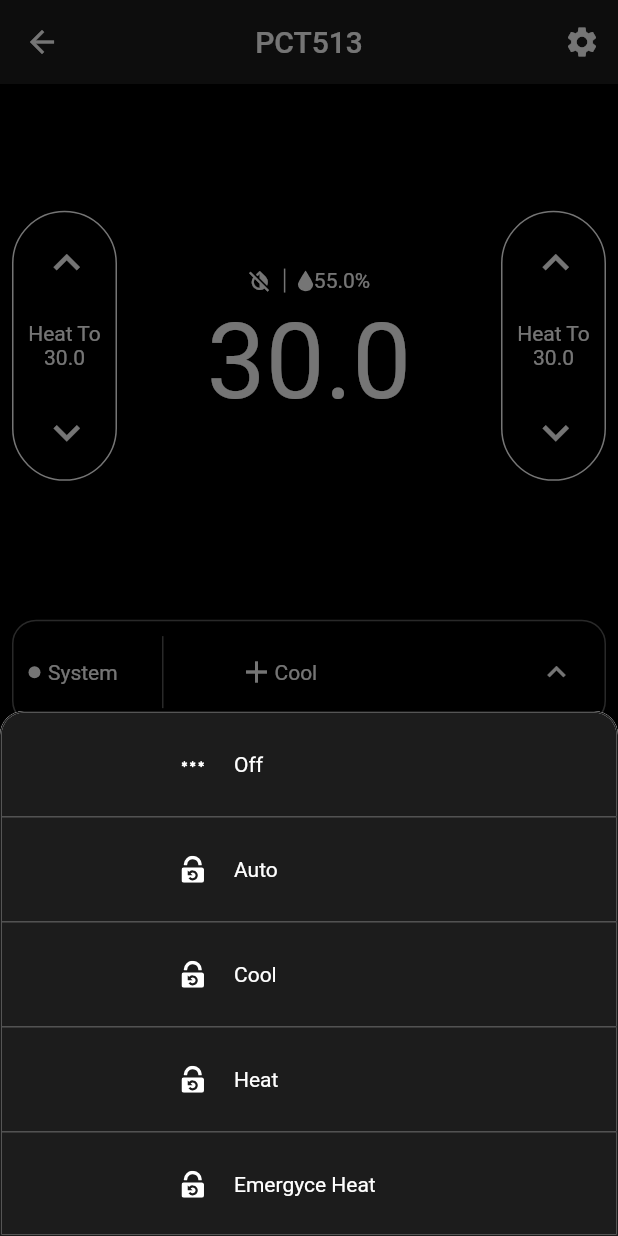
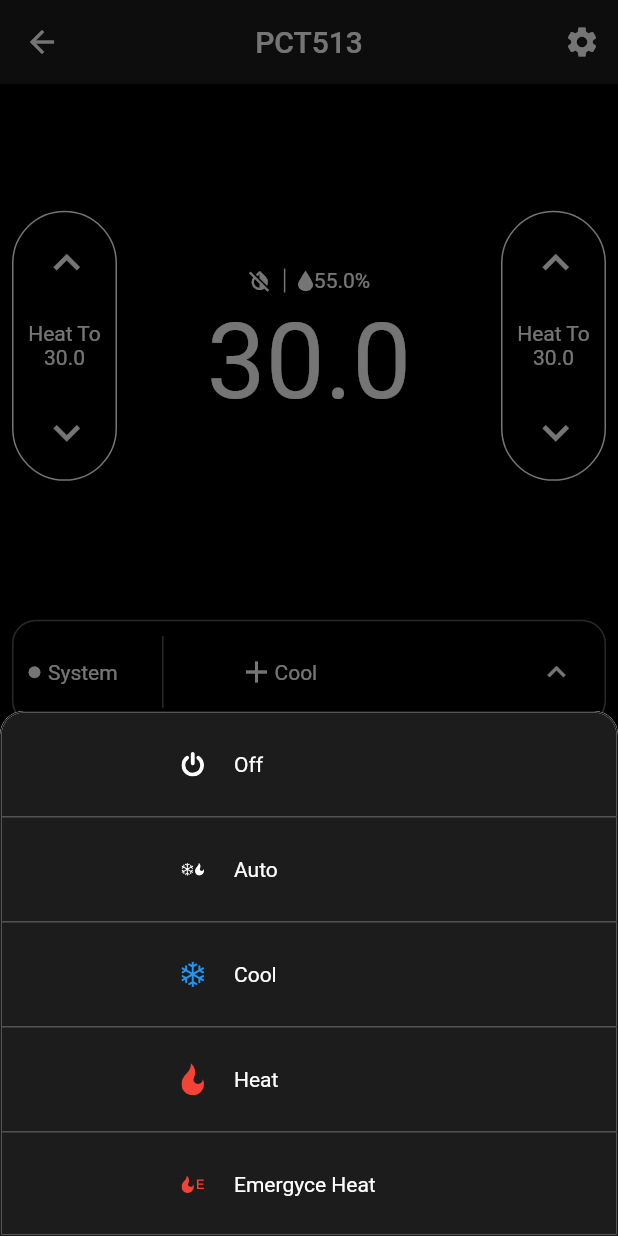
Before and after one commit to zzdota/owon_pct513, a Flutter app: the ManagementPage screen opened directly with empty values, after a tap on "System", on a phone screen of 412 x 824 dp. Run offline on Flutter 3.47's test engine with Material 2 defaults, Android fonts, the phone set to English and light mode, and no system bars; our stand-ins replace connectivity, cookie_jar, dio, flutter_easyrefresh, flutter_native_timezone, flutter_screenutil and 7 more; missing offline and left inert: common_utils, cool_ui, dart:ffi, flutter_picker, infinite_listview, mqtt_client; accounts and stored records are empty; project files that could hold a hidden picture were left out.

Commit message:
假期设置界面,完善图片 管理控制界面,部分逻辑

```diff
--- a/lib/owon_pages/device_setting_pages/device_rename_page.dart
+++ b/lib/owon_pages/device_setting_pages/device_rename_page.dart
@@ -44,7 +44,7 @@ class DeviceRenamePage extends StatelessWidget {
             decoration: InputDecoration(
               labelText: S.of(context).dSet_rename_tip,
               labelStyle:  TextStyle(
-                  fontSize: 14,
+                  fontSize: 17,
                   color: OwonColor().getCurrent(context, "blue")),
               contentPadding:
                   const EdgeInsets.symmetric(vertical: 10.0, horizontal: 15.0),
--- a/lib/res/owon_picture.dart
+++ b/lib/res/owon_picture.dart
@@ -77,12 +77,9 @@ class OwonPic {
   static String dSetTempSetW = "assets/images/device_set/dset_temSetting_w.png";
   static String dSetVacSetB = "assets/images/device_set/dset_vacSetting_b.png";
   static String dSetVacSetW = "assets/images/device_set/dset_vacSetting_w.png";
-  static String dVacDepartB = "assets/images/device_set/vac_depart_b.png";
-  static String dVacDepartW = "assets/images/device_set/vac_depart_w.png";
-  static String dVacReturnB = "assets/images/device_set/vac_return_b.png";
-  static String dVacReturnW = "assets/images/device_set/vac_return_w.png";
-  static String dVacVacationSetB = "assets/images/device_set/vac_vacationSetting_b.png";
-  static String dVacVacationSetW = "assets/images/device_set/vac_vacationSetting_w.png";
+  static String dVacDepart = "assets/images/device_set/vac_depart.svg";
+  static String dVacReturn = "assets/images/device_set/vac_return.svg";
+  static String dVacVacationSetB = "assets/images/device_set/vac_set.svg";
   static String dVacNoSetB = "assets/images/device_set/vac_noSetting_b.png";
 
   static String scheduleCopy = "assets/images/device_set/schedule/schedule_copy.svg";
@@ -100,29 +97,3 @@ class OwonPic {
   static String scheduleSettingModeWake="assets/images/device_set/schedule/schedule_setting_mode_wake.png";
   static String scheduleTimeIcon = "assets/images/device_set/schedule/schedule_time_icon.svg";
 }
-
-/*
-    - assets/images/device_set/dset_cirSetting_b.png
-    - assets/images/device_set/dset_cirSetting_w.png
-    - assets/images/device_set/dset_devInfo_b.png
-    - assets/images/device_set/dset_devInfo_w.png
-    - assets/images/device_set/dset_rename_b.png
-    - assets/images/device_set/dset_rename_w.png
-
-    - assets/images/device_set/dset_sensorSetting_b.png
-    - assets/images/device_set/dset_sensorSetting_w.png
-    - assets/images/device_set/dset_temSetting_b.png
-    - assets/images/device_set/dset_temSetting_w.png
-    - assets/images/device_set/dset_vacSetting_b.png
-    - assets/images/device_set/dset_vacSetting_w.png
-    - assets/images/device_set/vac_depart_b.png
-    - assets/images/device_set/vac_depart_w.png
-    - assets/images/device_set/vac_return_b.png
-    - assets/images/device_set/vac_return_w.png
-    - assets/images/device_set/vac_vacationSetting_b.png
-    - assets/images/device_set/vac_vacationSetting_w.png
-    - assets/images/device_set/vac_noSetting_b.png
-
-
-
- */
--- a/lib/res/owon_settingData.dart
+++ b/lib/res/owon_settingData.dart
@@ -101,74 +101,84 @@ List loadSystemData = [
   {
     "name": "Off",
     "description": "与傀儡和石像鬼类似，撼地者也曾经是大地的一部分，不过如今他自由行走于大地之",
-    "imageUrl": "assets/images/modifyPsw.svg",
-//    "color": Colors.red,
+    "imageUrl": "assets/images/management/m_sys_off.svg",
+    "color": Colors.white,
 
   },
   {
     "name": "Auto",
     "description": "斯温是一名守夜骑士的私生子，身怀苍白南海人的血统，在影承废墟长大。他父亲因",
-    "imageUrl": "assets/images/login/login_forgot_psw_icon.svg",
+    "imageUrl": "assets/images/management/m_sys_auto.svg",
+//    "color": Colors.blue,
+
   },
   {
     "name": "Cool",
     "description":
     "多年来骑士达维安一直在追寻一条传说中的古龙，而他发现自己最终面对的敌人后感到失望：过去让人闻风丧胆的神龙斯莱瑞克已经变得苍老而脆弱，它的双翼已经残破",
-    "imageUrl": "assets/images/login/login_forgot_psw_icon.svg",
+    "imageUrl": "assets/images/management/m_sys_cool.svg",
+    "color": Colors.blue,
   }
   ,
   {
     "name": "Heat",
     "description":
     "多年来骑士达维安一直在追寻一条传说中的古龙，而他发现自己最终面对的敌人后感到失望：过去让人闻风丧胆的神龙斯莱瑞克已经变得苍老而脆弱，它的双翼已经残破",
-    "imageUrl": "assets/images/login/login_forgot_psw_icon.svg",
+    "imageUrl": "assets/images/management/m_sys_heat.svg",
+    "color": Colors.red,
   }
   ,
   {
     "name": "Emergyce Heat",
     "description":
     "多年来骑士达维安一直在追寻一条传说中的古龙，而他发现自己最终面对的敌人后感到失望：过去让人闻风丧胆的神龙斯莱瑞克已经变得苍老而脆弱，它的双翼已经残破",
-    "imageUrl": "assets/images/login/login_forgot_psw_icon.svg",
+    "imageUrl": "assets/images/management/m_sys_eHeat.svg",
+    "color": Colors.red,
+
   }
 ];
 List loadFanData = [
   {
     "name": "On",
     "description": "与傀儡和石像鬼类似，撼地者也曾经是大地的一部分，不过如今他自由行走于大地之",
-//    "imageUrl": "assets/images/modifyPsw.svg",
-    "color": Colors.red,
+    "imageUrl": "assets/images/modifyPsw.svg",
+    "color": Colors.green,
 
   },
   {
     "name": "Auto",
     "description": "斯温是一名守夜骑士的私生子，身怀苍白南海人的血统，在影承废墟长大。他父亲因",
-    "imageUrl": "assets/images/login/login_forgot_psw_icon.svg",
+    "imageUrl": "assets/images/management/m_fan_auto.svg",
   },
   {
     "name": "Cycle",
     "description":
     "多年来骑士达维安一直在追寻一条传说中的古龙，而他发现自己最终面对的敌人后感到失望：过去让人闻风丧胆的神龙斯莱瑞克已经变得苍老而脆弱，它的双翼已经残破",
-    "imageUrl": "assets/images/login/login_forgot_psw_icon.svg",
+    "imageUrl": "assets/images/management/m_fan_circle.svg",
   }
 ];
 List loadHoldData = [
   {
     "name": "Follow Schedule",
     "description": "与傀儡和石像鬼类似，撼地者也曾经是大地的一部分，不过如今他自由行走于大地之",
-//    "imageUrl": "assets/images/modifyPsw.svg",
-    "color": Colors.red,
+    "imageUrl": "assets/images/management/m_hold_schedule.svg",
+    "color": Colors.green,
 
   },
   {
     "name": "Per Hold",
     "description": "斯温是一名守夜骑士的私生子，身怀苍白南海人的血统，在影承废墟长大。他父亲因",
-    "imageUrl": "assets/images/login/login_forgot_psw_icon.svg",
+    "imageUrl": "assets/images/management/m_hold_permHold.svg",
+    "color": Colors.white,
+
   },
   {
     "name": "Hold Until",
     "description":
     "多年来骑士达维安一直在追寻一条传说中的古龙，而他发现自己最终面对的敌人后感到失望：过去让人闻风丧胆的神龙斯莱瑞克已经变得苍老而脆弱，它的双翼已经残破",
     "imageUrl": "assets/images/login/login_forgot_psw_icon.svg",
+    "color": Colors.white,
+
   }
 ];
 
--- a/lib/res/owon_themeColor.dart
+++ b/lib/res/owon_themeColor.dart
@@ -17,6 +17,9 @@ class OwonColor {
       "blue": Color(0xff009fe9), // 登录界面登录按钮色
       "orange": Color(0xfff7ad18), //用户名图标色
       "textfieldColor": Color(0xff5a5a5a),
+      "green": Color(0xff8cc63f),
+
+
     },
     1: {
       //white
@@ -30,6 +33,8 @@ class OwonColor {
       "blue": Color(0xff009fe9),
       "orange": Color(0xfff7ad18),
       "textfieldColor": Color(0xff5a5a5a),
+      "green": Color(0xff8cc63f),
+
     }
   };
 
--- a/pubspec.yaml
+++ b/pubspec.yaml
@@ -155,6 +155,9 @@ flutter:
     - assets/images/device_set/vac_vacationSetting_b.png
     - assets/images/device_set/vac_vacationSetting_w.png
     - assets/images/device_set/vac_noSetting_b.png
+    - assets/images/device_set/vac_return.svg
+    - assets/images/device_set/vac_depart.svg
+    - assets/images/device_set/vac_set.svg
 
     - assets/images/device_set/schedule/schedule_copy.svg
     - assets/images/device_set/schedule/schedule_copy_no_select.svg
```
Also changed, not shown: lib/owon_pages/device_setting_pages/vacation_setting_pages/vacation_set_page.dart (+5 -12 lines), lib/owon_pages/management_page/management_page.dart (+79 -5 lines), assets/images/device_set/vac_depart.svg (added), assets/images/device_set/vac_return.svg (added), assets/images/device_set/vac_set.svg (added).
